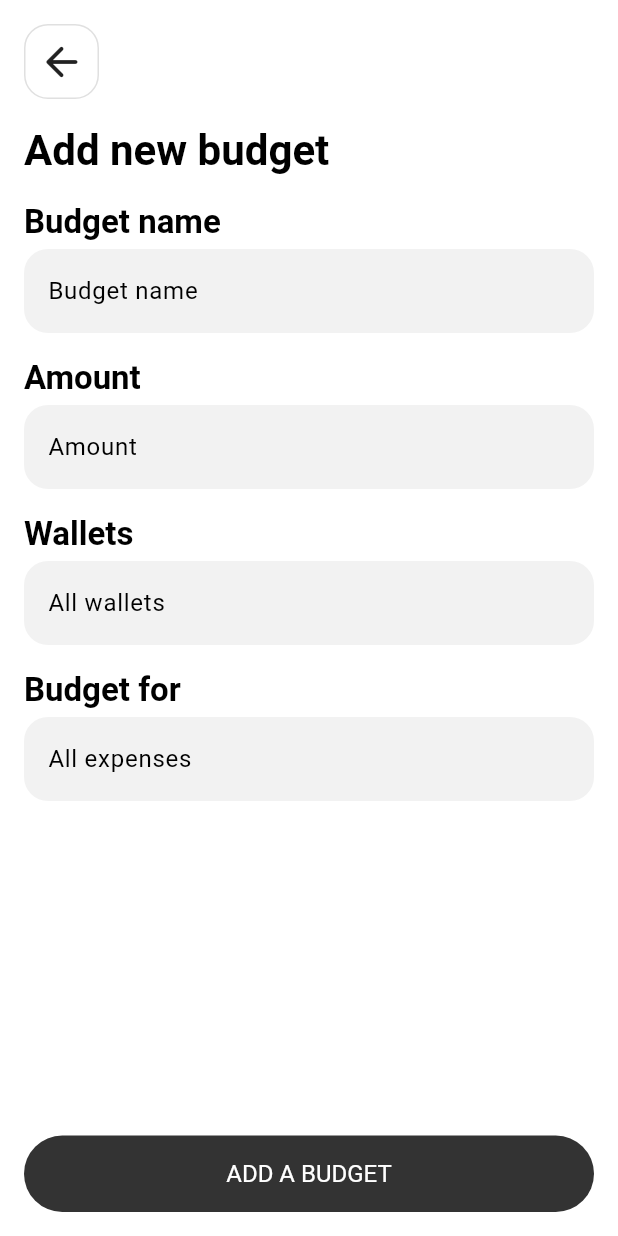
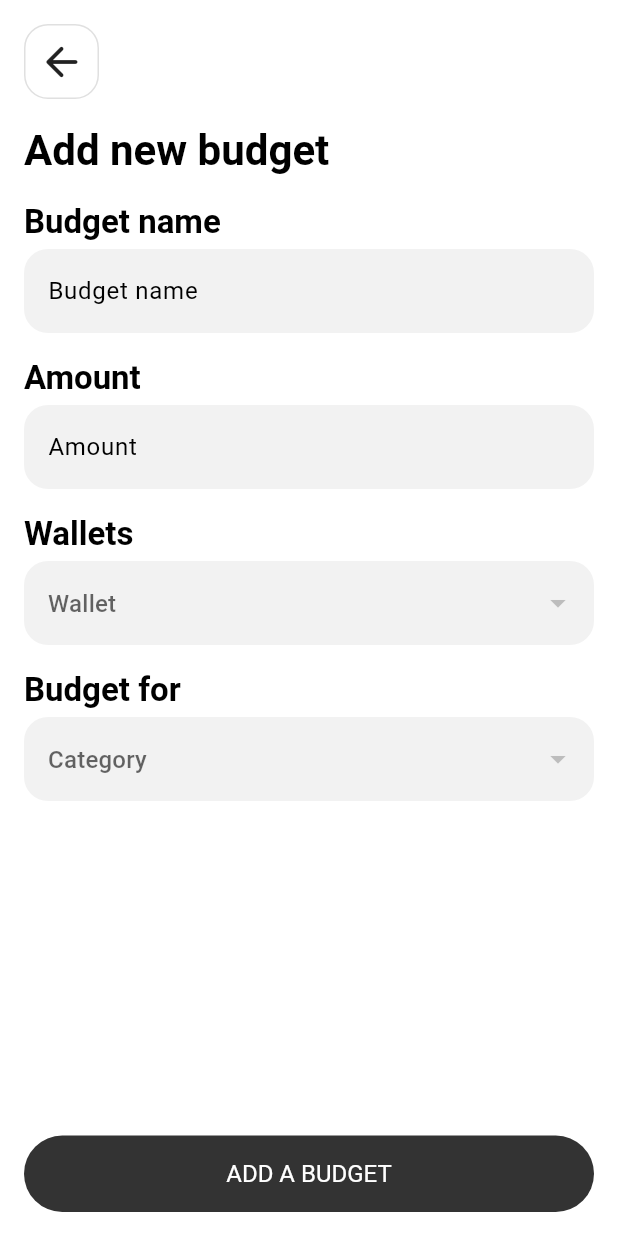
Before and after one commit to suhrobcoder/expense_tracker, a Flutter app: the AddBudgetPage screen opened directly, on a phone screen of 412 x 824 dp. Run offline on Flutter 3.47's test engine with Material 2 defaults, Android fonts, the phone set to English and light mode, and no system bars; our stand-ins replace drift, equatable, fl_chart, flutter_bloc, flutter_svg, get_it and 1 more; accounts and stored records are empty; generated files the repository leaves out were written again.

Commit message:
add budget bloc

```diff
--- a/lib/data/repository/budget_repository_impl.dart
+++ b/lib/data/repository/budget_repository_impl.dart
@@ -4,7 +4,7 @@ import 'package:expense_tracker/data/database/models/budgets.dart';
 import 'package:expense_tracker/domain/repository/budget_repository.dart';
 import 'package:injectable/injectable.dart';
 
-@injectable
+@Injectable(as: BudgetRepository)
 class BudgetRepositoryImpl extends BudgetRepository {
   final BudgetDao dao;
 
--- a/lib/main.dart
+++ b/lib/main.dart
@@ -1,5 +1,5 @@
 import 'package:expense_tracker/di/init_get_it.dart';
-import 'package:expense_tracker/presentation/pages/add_budget/add_budget_page.dart';
+import 'package:expense_tracker/presentation/pages/budgets/add_budget/add_budget_page.dart';
 import 'package:expense_tracker/presentation/pages/add_transaction/add_transaction_page.dart';
 import 'package:expense_tracker/presentation/pages/budgets/budgets_page.dart';
 import 'package:expense_tracker/presentation/pages/create_category/create_category_page.dart';
--- a/lib/presentation/pages/add_budget/add_budget_page.dart
+++ /dev/null
@@ -1,92 +0,0 @@
-import 'package:expense_tracker/presentation/components/back_button.dart';
-import 'package:expense_tracker/presentation/theme/ui_constants.dart';
-import 'package:flutter/material.dart';
-
-// TODO dropdown menus
-class AddBudgetPage extends StatelessWidget {
-  const AddBudgetPage({super.key});
-
-  @override
-  Widget build(BuildContext context) {
-    final textTheme = Theme.of(context).textTheme;
-    return Scaffold(
-      body: Stack(
-        children: [
-          Positioned.fill(
-            child: SingleChildScrollView(
-              child: SafeArea(
-                child: Padding(
-                  padding:
-                      const EdgeInsets.symmetric(horizontal: defaultPadding),
-                  child: Column(
-                    crossAxisAlignment: CrossAxisAlignment.start,
-                    children: [
-                      const SizedBox(height: 16),
-                      CustomBackButton(onTap: () {}),
-                      const SizedBox(height: 16),
-                      Text(
-                        "Add new budget",
-                        style: textTheme.headlineMedium
-                            ?.copyWith(fontWeight: FontWeight.w600),
-                      ),
-                      const SizedBox(height: 16),
-                      Text(
-                        "Budget name",
-                        style: textTheme.titleLarge
-                            ?.copyWith(fontWeight: FontWeight.w600),
-                      ),
-                      const SizedBox(height: 4),
-                      const TextField(
-                        decoration: InputDecoration(hintText: "Budget name"),
-                      ),
-                      const SizedBox(height: 16),
-                      Text(
-                        "Amount",
-                        style: textTheme.titleLarge
-                            ?.copyWith(fontWeight: FontWeight.w600),
-                      ),
-                      const SizedBox(height: 4),
-                      const TextField(
-                        decoration: InputDecoration(hintText: "Amount"),
-                      ),
-                      const SizedBox(height: 16),
-                      Text(
-                        "Wallets",
-                        style: textTheme.titleLarge
-                            ?.copyWith(fontWeight: FontWeight.w600),
-                      ),
-                      const SizedBox(height: 4),
-                      const TextField(
-                        decoration: InputDecoration(hintText: "All wallets"),
-                      ),
-                      const SizedBox(height: 16),
-                      Text(
-                        "Budget for",
-                        style: textTheme.titleLarge
-                            ?.copyWith(fontWeight: FontWeight.w600),
-                      ),
-                      const SizedBox(height: 4),
-                      const TextField(
-                        decoration: InputDecoration(hintText: "All expenses"),
-                      ),
-                      const SizedBox(height: 96),
-                    ],
-                  ),
-                ),
-              ),
-            ),
-          ),
-          Positioned(
-            left: defaultPadding,
-            right: defaultPadding,
-            bottom: defaultPadding,
-            child: FilledButton(
-              onPressed: () {},
-              child: const Text("ADD A BUDGET"),
-            ),
-          ),
-        ],
-      ),
-    );
-  }
-}
--- /dev/null
+++ b/lib/presentation/pages/budgets/add_budget/add_budget_page.dart
@@ -0,0 +1,152 @@
+import 'package:expense_tracker/data/database/app_database.dart';
+import 'package:expense_tracker/data/database/models/budgets.dart';
+import 'package:expense_tracker/data/database/models/wallets.dart';
+import 'package:expense_tracker/di/init_get_it.dart';
+import 'package:expense_tracker/presentation/components/back_button.dart';
+import 'package:expense_tracker/presentation/components/validators.dart';
+import 'package:expense_tracker/presentation/pages/budgets/add_budget/bloc/add_budget_bloc.dart';
+import 'package:expense_tracker/presentation/theme/ui_constants.dart';
+import 'package:flutter/material.dart';
+import 'package:flutter_bloc/flutter_bloc.dart';
+
+class AddBudgetPage extends StatelessWidget {
+  final Budget? budget;
+
+  const AddBudgetPage({super.key, this.budget});
+
+  @override
+  Widget build(BuildContext context) {
+    final textTheme = Theme.of(context).textTheme;
+    return BlocProvider(
+      create: (context) => getIt<AddBudgetBloc>(param1: budget),
+      child: Scaffold(
+        body: Stack(
+          children: [
+            Positioned.fill(
+              child: SingleChildScrollView(
+                child: SafeArea(
+                  child: Padding(
+                    padding:
+                        const EdgeInsets.symmetric(horizontal: defaultPadding),
+                    child: BlocConsumer<AddBudgetBloc, AddBudgetState>(
+                      listener: (context, state) {
+                        if (state.added) {
+                          Navigator.pop(context);
+                        }
+                      },
+                      builder: (context, state) {
+                        return Form(
+                          key: state.formKey,
+                          child: Column(
+                            crossAxisAlignment: CrossAxisAlignment.start,
+                            children: [
+                              const SizedBox(height: 16),
+                              const CustomBackButton(),
+                              const SizedBox(height: 16),
+                              Text(
+                                "Add new budget",
+                                style: textTheme.headlineMedium
+                                    ?.copyWith(fontWeight: FontWeight.w600),
+                              ),
+                              const SizedBox(height: 16),
+                              Text(
+                                "Budget name",
+                                style: textTheme.titleLarge
+                                    ?.copyWith(fontWeight: FontWeight.w600),
+                              ),
+                              const SizedBox(height: 4),
+                              TextFormField(
+                                decoration: const InputDecoration(
+                                    hintText: "Budget name"),
+                                controller: state.nameController,
+                                validator: nonEmptyValidator,
+                              ),
+                              const SizedBox(height: 16),
+                              Text(
+                                "Amount",
+                                style: textTheme.titleLarge
+                                    ?.copyWith(fontWeight: FontWeight.w600),
+                              ),
+                              const SizedBox(height: 4),
+                              TextFormField(
+                                decoration:
+                                    const InputDecoration(hintText: "Amount"),
+                                controller: state.amountController,
+                                validator: nonEmptyValidator,
+                                keyboardType:
+                                    const TextInputType.numberWithOptions(
+                                        decimal: true),
+                              ),
+                              const SizedBox(height: 16),
+                              Text(
+                                "Wallets",
+                                style: textTheme.titleLarge
+                                    ?.copyWith(fontWeight: FontWeight.w600),
+                              ),
+                              const SizedBox(height: 4),
+                              DropdownButtonFormField<Wallet>(
+                                decoration:
+                                    const InputDecoration(hintText: "Wallet"),
+                                value: state.selectedWallet,
+                                items: state.wallets
+                                    .map(
+                                      (e) => DropdownMenuItem<Wallet>(
+                                          value: e, child: Text(e.name)),
+                                    )
+                                    .toList(),
+                                onChanged: (value) =>
+                                    context.read<AddBudgetBloc>().add(
+                                          SelectWallet(value),
+                                        ),
+                              ),
+                              const SizedBox(height: 16),
+                              Text(
+                                "Budget for",
+                                style: textTheme.titleLarge
+                                    ?.copyWith(fontWeight: FontWeight.w600),
+                              ),
+                              const SizedBox(height: 4),
+                              DropdownButtonFormField<Category>(
+                                decoration:
+                                    const InputDecoration(hintText: "Category"),
+                                value: state.selectedCategory,
+                                items: state.categories
+                                    .map(
+                                      (e) => DropdownMenuItem<Category>(
+                                        value: e,
+                                        child: Text(e.name),
+                                      ),
+                                    )
+                                    .toList(),
+                                onChanged: (value) => context
+                                    .read<AddBudgetBloc>()
+                                    .add(SelectCategory(value)),
+                              ),
+                              const SizedBox(height: 96),
+                            ],
+                          ),
+                        );
+                      },
+                    ),
+                  ),
+                ),
+              ),
+            ),
+            Builder(builder: (context) {
+              return Positioned(
+                left: defaultPadding,
+                right: defaultPadding,
+                bottom: defaultPadding,
+                child: FilledButton(
+                  onPressed: () =>
+                      context.read<AddBudgetBloc>().add(ExecuteAdd()),
+                  child: const Text("ADD A BUDGET"),
+                ),
+              );
+            }),
+          ],
+        ),
+      ),
+    );
+  }
+}
--- /dev/null
+++ b/lib/presentation/pages/budgets/add_budget/bloc/add_budget_bloc.dart
@@ -0,0 +1,70 @@
+import 'package:collection/collection.dart';
+import 'package:expense_tracker/domain/entity/category_type.dart';
+import 'package:expense_tracker/domain/repository/budget_repository.dart';
+import 'package:expense_tracker/domain/repository/category_repository.dart';
+import 'package:expense_tracker/domain/repository/wallet_repository.dart';
+import 'package:flutter_bloc/flutter_bloc.dart';
+import 'package:equatable/equatable.dart';
+import 'package:expense_tracker/data/database/app_database.dart';
+import 'package:expense_tracker/data/database/models/budgets.dart';
+import 'package:expense_tracker/data/database/models/wallets.dart';
+import 'package:flutter/material.dart';
+import 'package:injectable/injectable.dart';
+
+part 'add_budget_event.dart';
+part 'add_budget_state.dart';
+
+@injectable
+class AddBudgetBloc extends Bloc<AddBudgetEvent, AddBudgetState> {
+  final BudgetRepository budgetRepository;
+  final WalletRepository walletRepository;
+  final CategoryRepository categoryRepository;
+  final Budget? budget;
+
+  AddBudgetBloc(this.budgetRepository, this.walletRepository,
+      this.categoryRepository, @factoryParam this.budget)
+      : super(AddBudgetState.initial(budget)) {
+    on<_WalletsLoaded>((event, emit) {
+      emit(state.copyWith(
+          wallets: event.wallets, selectedWallet: event.wallets.firstOrNull));
+    });
+    on<_CategoriesLoaded>((event, emit) {
+      emit(state.copyWith(
+          categories: event.categories,
+          selectedCategory: event.categories.firstOrNull));
+    });
+    on<ExecuteAdd>((event, emit) async {
+      if (state.formKey.currentState?.validate() ?? false) {
+        final newBudget = Budget(
+          id: budget?.id ?? 0,
+          name: state.nameController.text,
+          amount: double.parse(state.amountController.text),
+          walletId: state.selectedWallet!.id,
+          categoryId: state.selectedCategory!.id,
+        );
+        if (budget == null) {
+          await budgetRepository.insert(newBudget);
+        } else {
+          await budgetRepository.update(newBudget);
+        }
+        emit(state.copyWith(added: true));
+      }
+    });
+    walletRepository.watch().first.then((value) => add(_WalletsLoaded(value)));
+    categoryRepository.watch().first.then((value) => add(_CategoriesLoaded(value
+        .where((element) => element.type == CategoryType.expense)
+        .toList())));
+  }
+}
+
+class _WalletsLoaded extends AddBudgetEvent {
+  final List<Wallet> wallets;
+
+  _WalletsLoaded(this.wallets);
+}
+
+class _CategoriesLoaded extends AddBudgetEvent {
+  final List<Category> categories;
+
+  _CategoriesLoaded(this.categories);
+}
--- /dev/null
+++ b/lib/presentation/pages/budgets/add_budget/bloc/add_budget_event.dart
@@ -0,0 +1,17 @@
+part of 'add_budget_bloc.dart';
+
+abstract class AddBudgetEvent {}
+
+class SelectWallet extends AddBudgetEvent {
+  final Wallet? wallet;
+
+  SelectWallet(this.wallet);
+}
+
+class SelectCategory extends AddBudgetEvent {
+  final Category? category;
+
+  SelectCategory(this.category);
+}
+
+class ExecuteAdd extends AddBudgetEvent {}
--- /dev/null
+++ b/lib/presentation/pages/budgets/add_budget/bloc/add_budget_state.dart
@@ -0,0 +1,59 @@
+part of 'add_budget_bloc.dart';
+
+class AddBudgetState extends Equatable {
+  const AddBudgetState({
+    required this.formKey,
+    required this.nameController,
+    required this.amountController,
+    required this.wallets,
+    required this.selectedWallet,
+    required this.categories,
+    required this.selectedCategory,
+    required this.added,
+  });
+
+  final GlobalKey<FormState> formKey;
+  final TextEditingController nameController;
+  final TextEditingController amountController;
+  final List<Wallet> wallets;
+  final Wallet? selectedWallet;
+  final List<Category> categories;
+  final Category? selectedCategory;
+  final bool added;
+
+  factory AddBudgetState.initial(Budget? budget) {
+    return AddBudgetState(
+      formKey: GlobalKey(),
+      nameController: TextEditingController(text: budget?.name),
+      amountController: TextEditingController(text: budget?.amount.toString()),
+      wallets: const [],
+      selectedWallet: null,
+      categories: const [],
+      selectedCategory: null,
+      added: false,
+    );
+  }
+
+  AddBudgetState copyWith({
+    List<Wallet>? wallets,
+    Wallet? selectedWallet,
+    List<Category>? categories,
+    Category? selectedCategory,
+    bool? added,
+  }) {
+    return AddBudgetState(
+      formKey: formKey,
+      nameController: nameController,
+      amountController: amountController,
+      wallets: wallets ?? this.wallets,
+      selectedWallet: selectedWallet ?? this.selectedWallet,
+      categories: categories ?? this.categories,
+      selectedCategory: selectedCategory ?? this.selectedCategory,
+      added: added ?? this.added,
+    );
+  }
+
+  @override
+  List<Object?> get props =>
+      [wallets, selectedWallet, categories, selectedCategory, added];
+}
--- a/lib/presentation/pages/budgets/budgets_page.dart
+++ b/lib/presentation/pages/budgets/budgets_page.dart
@@ -1,4 +1,5 @@
 import 'package:expense_tracker/presentation/components/back_button.dart';
+import 'package:expense_tracker/presentation/pages/budgets/add_budget/add_budget_page.dart';
 import 'package:expense_tracker/presentation/pages/budgets/budget_tile.dart';
 import 'package:expense_tracker/presentation/theme/colors.dart';
 import 'package:expense_tracker/presentation/theme/ui_constants.dart';
@@ -94,7 +95,10 @@ class BudgetsPage extends StatelessWidget {
             right: defaultPadding,
             bottom: defaultPadding,
             child: FilledButton(
-              onPressed: () {},
+              onPressed: () => Navigator.push(
+                context,
+                MaterialPageRoute(builder: (context) => const AddBudgetPage()),
+              ),
               child: const Text("CREATE A NEW BUDGET"),
             ),
           ),
--- a/lib/presentation/pages/home/home_page.dart
+++ b/lib/presentation/pages/home/home_page.dart
@@ -1,5 +1,6 @@
 import 'package:expense_tracker/di/init_get_it.dart';
 import 'package:expense_tracker/presentation/components/enum_extensions.dart';
+import 'package:expense_tracker/presentation/pages/budgets/budgets_page.dart';
 import 'package:expense_tracker/presentation/pages/home/bloc/home_bloc.dart';
 import 'package:expense_tracker/presentation/pages/home/stat_card.dart';
 import 'package:expense_tracker/presentation/components/transaction_tile.dart';
@@ -102,7 +103,11 @@ class HomePage extends StatelessWidget {
                             balance: state.budget.toString(),
                             icon: Icons.circle,
                             color: green,
-                            onTap: () {},
+                            onTap: () => Navigator.push(
+                              context,
+                              MaterialPageRoute(
+                                  builder: (context) => const BudgetsPage()),
+                            ),
                           ),
                         ),
                         const SizedBox(width: defaultPadding),
```
Also changed, not shown: lib/di/init_get_it.config.dart.
